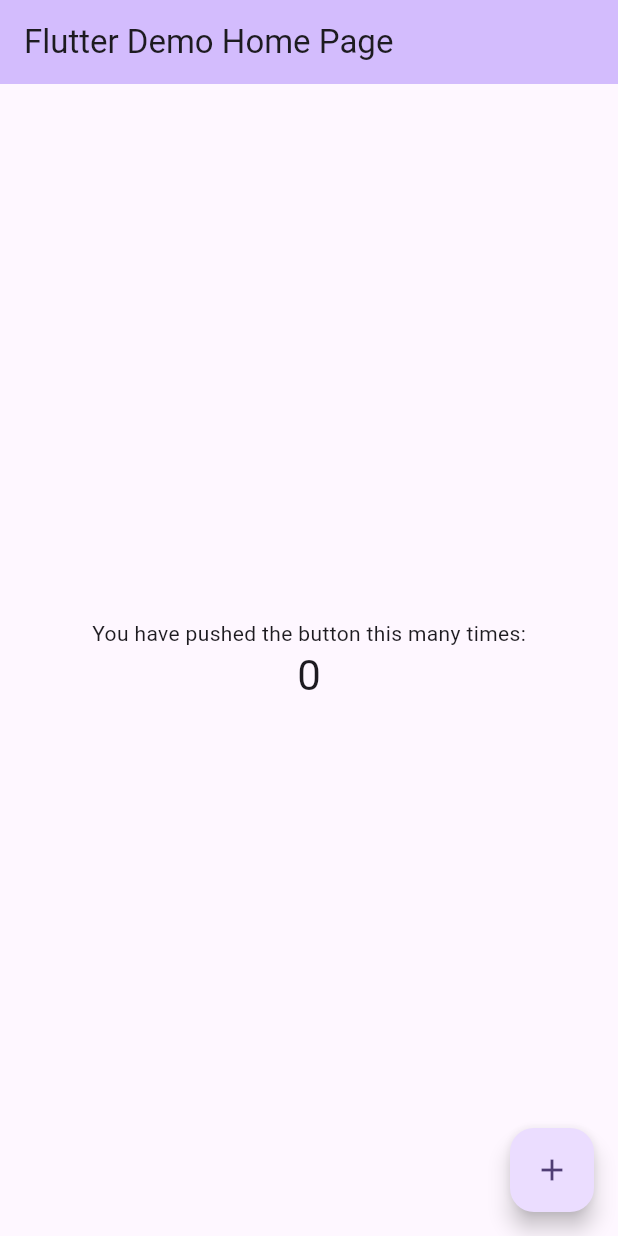
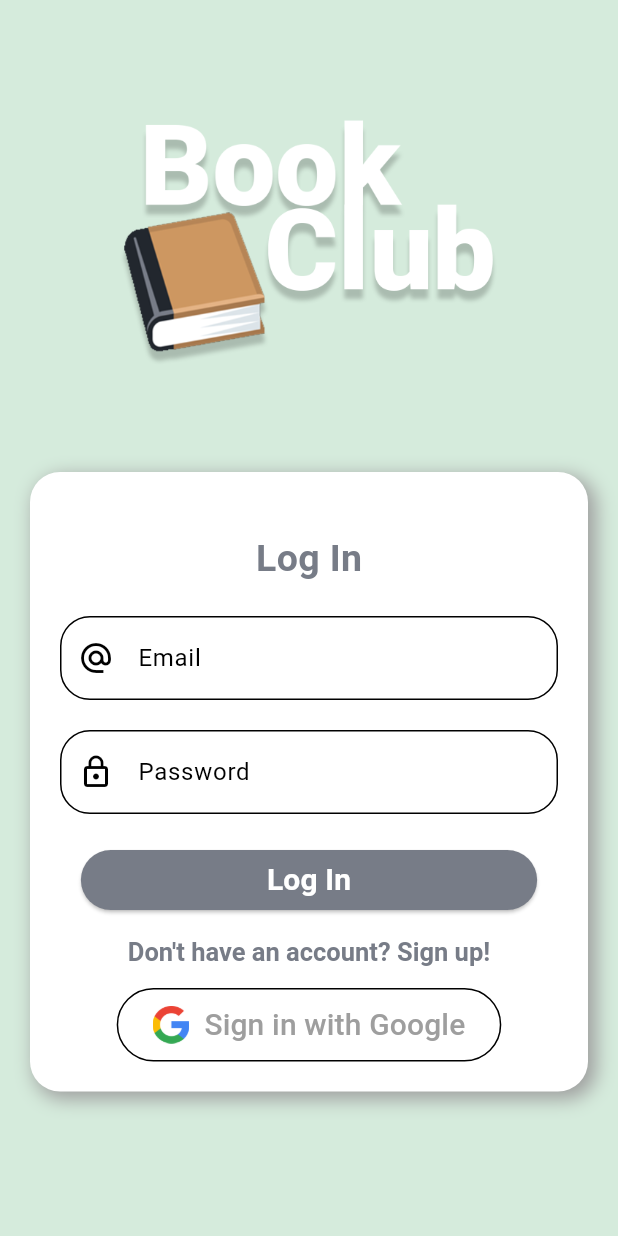
Before and after one commit to Pitossky/bookclub_app, a Flutter app: the screen it shows after launch, on a phone screen of 412 x 824 dp. Run offline on Flutter 3.47's test engine with Material 3 defaults, Android fonts, the phone set to English and light mode, and no system bars; our stand-ins replace firebase_auth, firebase_core, google_sign_in; accounts and stored records are empty.

Commit message:
Google Sign-In

```diff
--- a/book_club_app/lib/main.dart
+++ b/book_club_app/lib/main.dart
@@ -1,6 +1,24 @@
+import 'dart:io';
+import 'package:book_club_app/screens/login/login.dart';
+import 'package:book_club_app/states/currentUser.dart';
+import 'package:book_club_app/utils/ourTheme.dart';
 import 'package:flutter/material.dart';
+import 'package:provider/provider.dart';
+import 'package:firebase_core/firebase_core.dart';
 
-void main() {
+void main() async {
+  WidgetsFlutterBinding.ensureInitialized();
+
+  Platform.isAndroid
+      ? await Firebase.initializeApp(
+          options: const FirebaseOptions(
+            apiKey: 'AIzaSyCiKqjA_Ri4Tclecbf-UDTGU8iHzERhhdU',
+            appId: '1:796235357805:android:47a5146e725c5106336964',
+            messagingSenderId: '796235357805',
+            projectId: 'bookclub-71234',
+          ),
+        )
+      : await Firebase.initializeApp();
   runApp(const MyApp());
 }
 
@@ -10,116 +28,13 @@
   // This widget is the root of your application.
   @override
   Widget build(BuildContext context) {
-    return MaterialApp(
-      title: 'Flutter Demo',
-      theme: ThemeData(
-        // This is the theme of your application.
-        //
-        // TRY THIS: Try running your application with "flutter run". You'll see
-        // the application has a purple toolbar. Then, without quitting the app,
-        // try changing the seedColor in the colorScheme below to Colors.green
-        // and then invoke "hot reload" (save your changes or press the "hot
-        // reload" button in a Flutter-supported IDE, or press "r" if you used
-        // the command line to start the app).
-        //
-        // Notice that the counter didn't reset back to zero; the application
-        // state is not lost during the reload. To reset the state, use hot
-        // restart instead.
-        //
-        // This works for code too, not just values: Most code changes can be
-        // tested with just a hot reload.
-        colorScheme: ColorScheme.fromSeed(seedColor: Colors.deepPurple),
-        useMaterial3: true,
+    return ChangeNotifierProvider(
+      create: (context) => CurrentUser(),
+      child: MaterialApp(
+        debugShowCheckedModeBanner: false,
+        theme: OurTheme().buildTheme(),
+        home: OurLogin(),
       ),
-      home: const MyHomePage(title: 'Flutter Demo Home Page'),
     );
   }
 }
-
-class MyHomePage extends StatefulWidget {
-  const MyHomePage({super.key, required this.title});
-
-  // This widget is the home page of your application. It is stateful, meaning
-  // that it has a State object (defined below) that contains fields that affect
-  // how it looks.
-
-  // This class is the configuration for the state. It holds the values (in this
-  // case the title) provided by the parent (in this case the App widget) and
-  // used by the build method of the State. Fields in a Widget subclass are
-  // always marked "final".
-
-  final String title;
-
-  @override
-  State<MyHomePage> createState() => _MyHomePageState();
-}
-
-class _MyHomePageState extends State<MyHomePage> {
-  int _counter = 0;
-
-  void _incrementCounter() {
-    setState(() {
-      // This call to setState tells the Flutter framework that something has
-      // changed in this State, which causes it to rerun the build method below
-      // so that the display can reflect the updated values. If we changed
-      // _counter without calling setState(), then the build method would not be
-      // called again, and so nothing would appear to happen.
-      _counter++;
-    });
-  }
-
-  @override
-  Widget build(BuildContext context) {
-    // This method is rerun every time setState is called, for instance as done
-    // by the _incrementCounter method above.
-    //
-    // The Flutter framework has been optimized to make rerunning build methods
-    // fast, so that you can just rebuild anything that needs updating rather
-    // than having to individually change instances of widgets.
-    return Scaffold(
-      appBar: AppBar(
-        // TRY THIS: Try changing the color here to a specific color (to
-        // Colors.amber, perhaps?) and trigger a hot reload to see the AppBar
-        // change color while the other colors stay the same.
-        backgroundColor: Theme.of(context).colorScheme.inversePrimary,
-        // Here we take the value from the MyHomePage object that was created by
-        // the App.build method, and use it to set our appbar title.
-        title: Text(widget.title),
-      ),
-      body: Center(
-        // Center is a layout widget. It takes a single child and positions it
-        // in the middle of the parent.
-        child: Column(
-          // Column is also a layout widget. It takes a list of children and
-          // arranges them vertically. By default, it sizes itself to fit its
-          // children horizontally, and tries to be as tall as its parent.
-          //
-          // Column has various properties to control how it sizes itself and
-          // how it positions its children. Here we use mainAxisAlignment to
-          // center the children vertically; the main axis here is the vertical
-          // axis because Columns are vertical (the cross axis would be
-          // horizontal).
-          //
-          // TRY THIS: Invoke "debug painting" (choose the "Toggle Debug Paint"
-          // action in the IDE, or press "p" in the console), to see the
-          // wireframe for each widget.
-          mainAxisAlignment: MainAxisAlignment.center,
-          children: <Widget>[
-            const Text(
-              'You have pushed the button this many times:',
-            ),
-            Text(
-              '$_counter',
-              style: Theme.of(context).textTheme.headlineMedium,
-            ),
-          ],
-        ),
-      ),
-      floatingActionButton: FloatingActionButton(
-        onPressed: _incrementCounter,
-        tooltip: 'Increment',
-        child: const Icon(Icons.add),
-      ), // This trailing comma makes auto-formatting nicer for build methods.
-    );
-  }
-}
--- /dev/null
+++ b/book_club_app/lib/screens/login/localWidgets/loginForm.dart
@@ -0,0 +1,183 @@
+import 'package:book_club_app/screens/home/home.dart';
+import 'package:book_club_app/screens/signup/signup.dart';
+import 'package:book_club_app/widgets/ourContainer.dart';
+import 'package:flutter/material.dart';
+import 'package:provider/provider.dart';
+import 'package:book_club_app/states/currentUser.dart';
+
+enum LoginType {
+  email,
+  google,
+}
+
+class OurLoginForm extends StatefulWidget {
+  const OurLoginForm({super.key});
+
+  @override
+  State<OurLoginForm> createState() => _OurLoginFormState();
+}
+
+class _OurLoginFormState extends State<OurLoginForm> {
+  TextEditingController _emailController = TextEditingController();
+  TextEditingController _passwordController = TextEditingController();
+
+  void _loginUser({
+    String? email,
+    String? password,
+    BuildContext? context,
+    required LoginType type,
+  }) async {
+    CurrentUser _currentUser =
+        Provider.of<CurrentUser>(context!, listen: false);
+
+    try {
+      String _retString = '';
+
+      switch (type) {
+        case LoginType.email:
+          _retString = await _currentUser.loginUserWithEmail(
+            email!,
+            password!,
+          );
+          break;
+        case LoginType.google:
+          _retString = await _currentUser.GoogleLogin();
+          break;
+        default:
+      }
+
+      if (_retString == 'success') {
+        Navigator.of(context).push(
+          MaterialPageRoute(
+            builder: (_) => HomeScreen(),
+          ),
+        );
+      } else {
+        ScaffoldMessenger.of(context).showSnackBar(
+          SnackBar(
+            content: Text(_retString),
+            duration: const Duration(seconds: 2),
+          ),
+        );
+      }
+    } catch (e) {
+      print(e);
+    }
+  }
+
+  Widget _googleButton() {
+    return OutlinedButton(
+      style: OutlinedButton.styleFrom(
+        elevation: 0,
+        shadowColor: Colors.grey,
+        shape: RoundedRectangleBorder(
+          side: BorderSide(color: Colors.grey),
+          borderRadius: BorderRadius.circular(40),
+        ),
+      ),
+      onPressed: () {
+        _loginUser(
+          context: context,
+          type: LoginType.google,
+        );
+      },
+      child: const Padding(
+        padding: EdgeInsets.fromLTRB(0, 10, 0, 10),
+        child: Row(
+          mainAxisSize: MainAxisSize.min,
+          mainAxisAlignment: MainAxisAlignment.center,
+          children: <Widget>[
+            Image(
+              image: AssetImage("assets/google_logo.png"),
+              height: 25.0,
+            ),
+            Padding(
+              padding: EdgeInsets.only(left: 10),
+              child: Text(
+                'Sign in with Google',
+                style: TextStyle(
+                  fontSize: 20,
+                  color: Colors.grey,
+                ),
+              ),
+            )
+          ],
+        ),
+      ),
+    );
+  }
+
+  @override
+  Widget build(BuildContext context) {
+    return OurContainer(
+      child: Column(
+        children: [
+          Padding(
+            padding: const EdgeInsets.symmetric(
+              vertical: 20,
+              horizontal: 8,
+            ),
+            child: Text(
+              'Log In',
+              style: TextStyle(
+                color: Theme.of(context).secondaryHeaderColor,
+                fontSize: 25,
+                fontWeight: FontWeight.bold,
+              ),
+            ),
+          ),
+          TextFormField(
+            controller: _emailController,
+            decoration: const InputDecoration(
+              prefixIcon: Icon(Icons.alternate_email),
+              hintText: 'Email',
+            ),
+          ),
+          SizedBox(height: 20),
+          TextFormField(
+            controller: _passwordController,
+            decoration: const InputDecoration(
+              prefixIcon: Icon(Icons.lock_outline),
+              hintText: 'Password',
+            ),
+          ),
+          SizedBox(height: 20),
+          ElevatedButton(
+            onPressed: () {
+              _loginUser(
+                email: _emailController.text,
+                password: _passwordController.text,
+                context: context,
+                type: LoginType.email,
+              );
+            },
+            child: const Padding(
+              padding: EdgeInsets.symmetric(horizontal: 100),
+              child: Text(
+                'Log In',
+                style: TextStyle(
+                  color: Colors.white,
+                  fontWeight: FontWeight.bold,
+                  fontSize: 20,
+                ),
+              ),
+            ),
+          ),
+          TextButton(
+            onPressed: () {
+              Navigator.of(context).push(
+                MaterialPageRoute(
+                  builder: (_) => OurSignUp(),
+                ),
+              );
+            },
+            child: const Text(
+              "Don't have an account? Sign up!",
+            ),
+          ),
+          _googleButton(),
+        ],
+      ),
+    );
+  }
+}
--- /dev/null
+++ b/book_club_app/lib/screens/login/login.dart
@@ -0,0 +1,29 @@
+import 'package:book_club_app/screens/login/localWidgets/loginForm.dart';
+import 'package:flutter/material.dart';
+
+class OurLogin extends StatelessWidget {
+  const OurLogin({super.key});
+
+  @override
+  Widget build(BuildContext context) {
+    return  Scaffold(
+      body: Row(
+        mainAxisAlignment: MainAxisAlignment.center,
+        children: [
+          Expanded(
+            child: ListView(
+              padding: EdgeInsets.all(20),
+              children: [
+                Padding(padding: EdgeInsets.all(40),
+                child: Image.asset('assets/logo.png'),
+                ),
+                SizedBox(height: 20),
+                OurLoginForm()
+              ],
+            ),
+            ),
+      ],
+      ),
+    );
+  }
+}
--- /dev/null
+++ b/book_club_app/lib/states/currentUser.dart
@@ -0,0 +1,77 @@
+import 'package:firebase_auth/firebase_auth.dart';
+import 'package:flutter/material.dart';
+import 'package:google_sign_in/google_sign_in.dart';
+
+class CurrentUser extends ChangeNotifier {
+  String? _uid;
+  String? _email;
+
+  String get getUid => _uid!;
+  String get getEmail => _email!;
+
+  FirebaseAuth _auth = FirebaseAuth.instance;
+
+  Future<String> signUpUser(String email, String password) async {
+    String retVal = 'error';
+
+    try {
+      await _auth.createUserWithEmailAndPassword(
+        email: email,
+        password: password,
+      );
+      retVal = 'success';
+    } catch (e) {
+      retVal = e.toString();
+    }
+
+    return retVal;
+  }
+
+  Future<String> loginUserWithEmail(String email, String password) async {
+    String retVal = 'error';
+
+    try {
+      UserCredential _authResult = await _auth.signInWithEmailAndPassword(
+        email: email,
+        password: password,
+      );
+
+      _uid = _authResult.user!.uid;
+      _email = _authResult.user!.email;
+      retVal = 'success';
+    } catch (e) {
+      retVal = e.toString();
+    }
+
+    return retVal;
+  }
+
+  Future<String> GoogleLogin() async {
+    String retVal = 'error';
+
+    GoogleSignIn _googleSignIn = GoogleSignIn(
+      scopes: [
+        'email',
+        'https://www.googleapis.com/auth/contacts.readonly',
+      ],
+    );
+
+    try {
+      GoogleSignInAccount? _googleUser = await _googleSignIn.signIn();
+      GoogleSignInAuthentication _googleAuth =
+          await _googleUser!.authentication;
+      final AuthCredential credential = GoogleAuthProvider.credential(
+        idToken: _googleAuth.idToken,
+        accessToken: _googleAuth.accessToken,
+      );
+      UserCredential _authResult = await _auth.signInWithCredential(credential);
+      _uid = _authResult.user!.uid;
+      _email = _authResult.user!.email;
+      retVal = 'success';
+    } catch (e) {
+      retVal = e.toString();
+    }
+
+    return retVal;
+  }
+}
--- /dev/null
+++ b/book_club_app/lib/utils/ourTheme.dart
@@ -0,0 +1,54 @@
+import 'package:flutter/material.dart';
+
+class OurTheme {
+  Color _lightGreen = Color.fromARGB(255, 213, 235, 220);
+  Color _lightGrey = Color.fromARGB(255, 164, 164, 164);
+  Color _darkerGrey = Color.fromARGB(255, 119, 124, 135);
+
+  ThemeData buildTheme() {
+    return ThemeData(
+      //brightness: Brightness.dark,
+      scaffoldBackgroundColor: _lightGreen,
+      primaryColor: _lightGreen,
+      secondaryHeaderColor: _darkerGrey,
+      colorScheme: ColorScheme.light(secondary: _lightGrey),
+      hintColor: _lightGrey,
+      inputDecorationTheme: InputDecorationTheme(
+        border: OutlineInputBorder(
+          borderRadius: BorderRadius.circular(20),
+          borderSide: BorderSide(color: _lightGrey),
+        ),
+        focusedBorder: OutlineInputBorder(
+          borderRadius: BorderRadius.circular(20),
+          borderSide: BorderSide(color: _lightGreen),
+        ),
+      ),
+      buttonTheme: ButtonThemeData(
+        buttonColor: Colors.pink,
+        padding: EdgeInsets.symmetric(horizontal: 20),
+        minWidth: 200,
+        height: 40,
+        shape: RoundedRectangleBorder(
+          borderRadius: BorderRadius.circular(20),
+        ),
+      ),
+      elevatedButtonTheme: ElevatedButtonThemeData(
+        style: ElevatedButton.styleFrom(
+          backgroundColor: _darkerGrey,
+          shape: RoundedRectangleBorder(
+            borderRadius: BorderRadius.circular(20),
+          ),
+        ),
+      ),
+      textButtonTheme: TextButtonThemeData(
+        style: TextButton.styleFrom(
+          foregroundColor: _darkerGrey,
+          textStyle: const TextStyle(
+            fontWeight: FontWeight.bold,
+            fontSize: 17,
+          ),
+        ),
+      ),
+    );
+  }
+}
--- /dev/null
+++ b/book_club_app/lib/widgets/ourContainer.dart
@@ -0,0 +1,27 @@
+import 'package:flutter/material.dart';
+
+class OurContainer extends StatelessWidget {
+  final Widget child;
+
+  const OurContainer({super.key, required this.child});
+
+  @override
+  Widget build(BuildContext context) {
+    return Container(
+      padding: EdgeInsets.all(20),
+      decoration: BoxDecoration(
+        color: Colors.white,
+        borderRadius: BorderRadius.circular(20),
+        boxShadow: const [
+          BoxShadow(
+            color: Colors.grey,
+            blurRadius: 10.0,
+            spreadRadius: 1.0,
+            offset: Offset(4.0, 4.0),
+          ),
+        ]
+      ),
+      child: child,
+    );
+  }
+}
```
Also changed, not shown: book_club_app/lib/screens/home/home.dart (added, +15 -0 lines), book_club_app/lib/screens/signup/localWidgets/signupForm.dart (added, +125 -0 lines), book_club_app/lib/screens/signup/signup.dart (added, +34 -0 lines), book_club_app/pubspec.yaml (+6 -4 lines), book_club_app/assets/google_logo.png (added), book_club_app/assets/logo.png (added), book_club_app/pubspec.lock, 6 other files.
